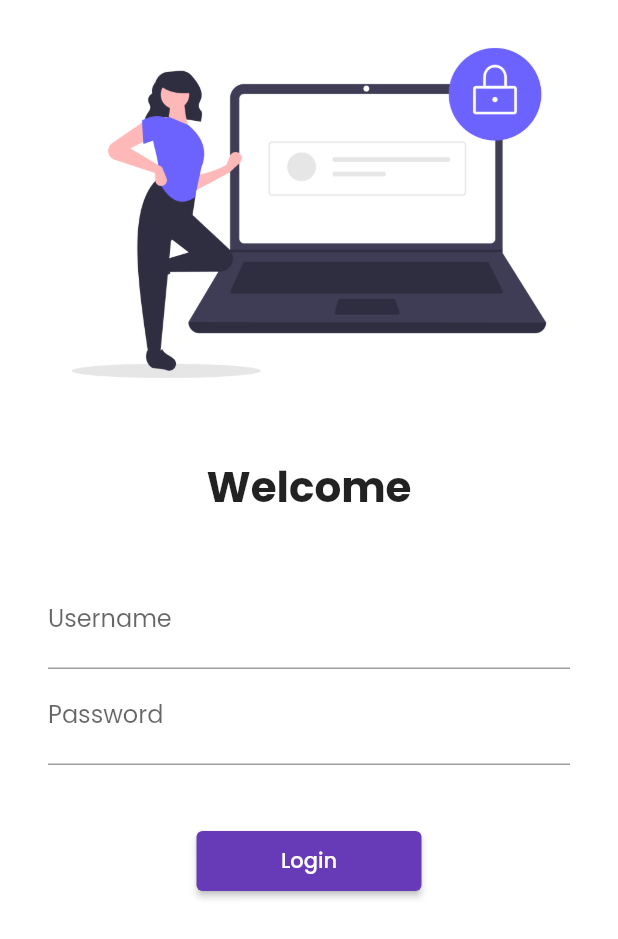
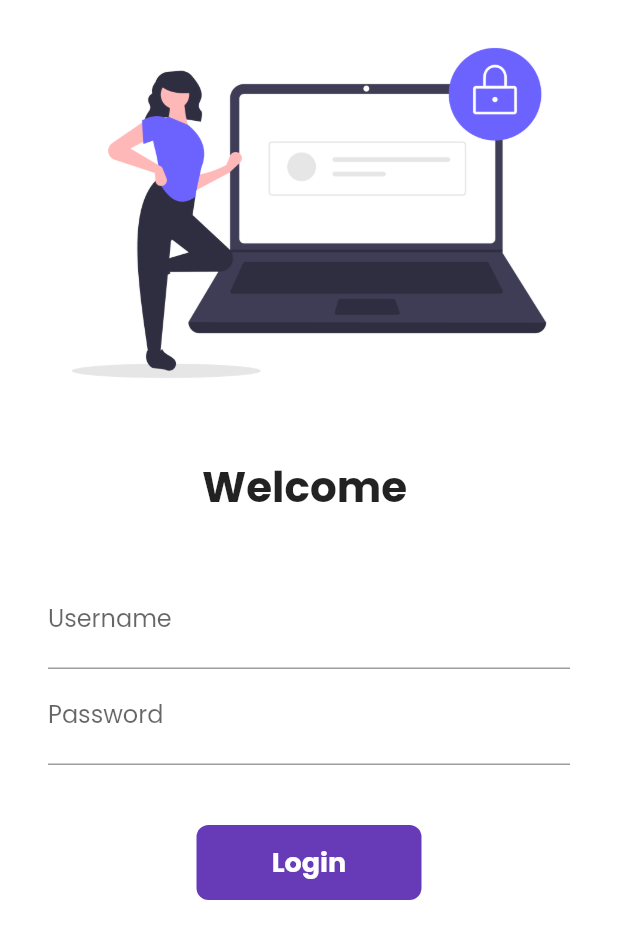
Before and after one commit to beautifulworld17/Catalog_App_Flutter, a Flutter app: the screen it shows after launch, on a phone screen of 412 x 824 dp. Shown: the top 939 px of the screen. Run offline on Flutter 3.47's test engine with Material 2 defaults, Android fonts, the phone set to English and light mode, and no system bars; our stand-ins replace google_fonts.

```diff
--- a/lib/pages/login_page.dart
+++ b/lib/pages/login_page.dart
@@ -2,7 +2,15 @@ import 'package:flutter/material.dart';
 
 import '../utils/routes.dart';
 
-class LoginPage extends StatelessWidget {
+class LoginPage extends StatefulWidget {
+  @override
+  State<LoginPage> createState() => _LoginPageState();
+}
+
+class _LoginPageState extends State<LoginPage> {
+  String name = "";
+  bool changeButton = false;
+
   @override
   Widget build(BuildContext context) {
     return Material(
@@ -18,7 +26,7 @@ class LoginPage extends StatelessWidget {
                 height: 20.0,
               ),
               Text(
-                "Welcome",
+                "Welcome $name",
                 style: TextStyle(
                   fontSize: 28,
                   fontWeight: FontWeight.bold,
@@ -37,6 +45,10 @@ class LoginPage extends StatelessWidget {
                         hintText: "Enter username",
                         labelText: "Username",
                       ),
+                      onChanged: (value) {
+                        name = value;
+                        setState(() {});
+                      },
                     ),
                     TextFormField(
                       obscureText: true,
@@ -48,13 +60,47 @@ class LoginPage extends StatelessWidget {
                     SizedBox(
                       height: 40.0,
                     ),
-                    ElevatedButton(
-                      child: Text("Login"),
-                      style: TextButton.styleFrom(minimumSize: Size(150, 40)),
-                      onPressed: () {
+                    InkWell(
+                      onTap: () async {
+                        setState(() {
+                          changeButton = true;
+                        });
+                        await Future.delayed(Duration(seconds: 1));
                         Navigator.pushNamed(context, MyRoutes.homeRoute);
                       },
+                      child: AnimatedContainer(
+                        width: changeButton ? 50 : 150,
+                        height: 50,
+                        alignment: Alignment.center,
+                        child: changeButton
+                            ? Icon(
+                                Icons.done,
+                                color: Colors.white,
+                              )
+                            : Text(
+                                "Login",
+                                style: TextStyle(
+                                    fontWeight: FontWeight.bold,
+                                    fontSize: 18,
+                                    color: Colors.white),
+                              ),
+                        decoration: BoxDecoration(
+                            color: Colors.deepPurple,
+                            // shape: changeButton
+                            //     ? BoxShape.circle
+                            //     : BoxShape.rectangle,
+                            borderRadius:
+                                BorderRadius.circular(changeButton ? 50 : 8)),
+                        duration: Duration(seconds: 1),
+                      ),
                     )
+                    // ElevatedButton(
+                    //   child: Text("Login"),
+                    //   style: TextButton.styleFrom(minimumSize: Size(150, 40)),
+                    //   onPressed: () {
+                    //     Navigator.pushNamed(context, MyRoutes.homeRoute);
+                    //   },
+                    // )
                   ],
                 ),
               )
```
